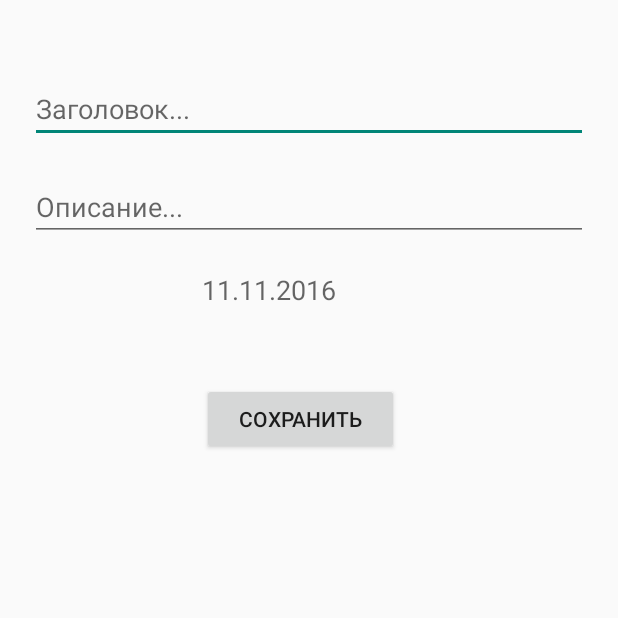
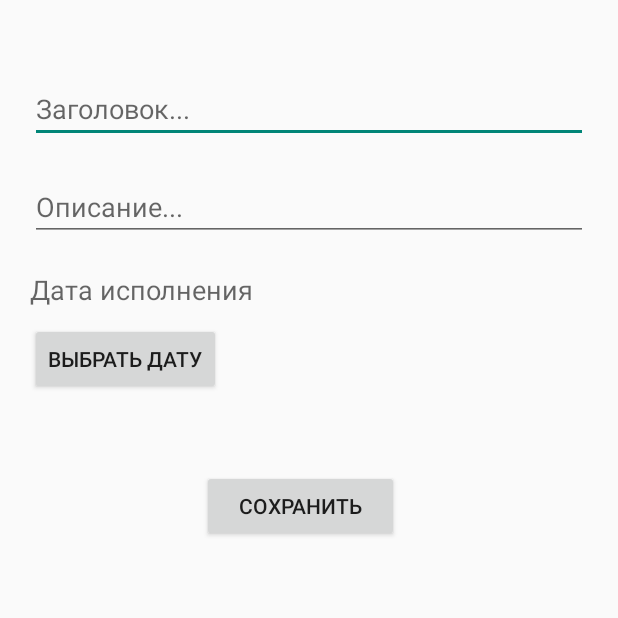
Before and after one commit to TanyaRazor/Notes, an Android app: the AddNote screen opened directly, with no data from a screen before it, on a phone screen of 412 x 824 dp, the top half of it. Run offline under Robolectric (Android 15) with nearby library versions, the phone set to English and light mode, and no system bars.

Commit message:
изменение даты создания на дату исполнения

```diff
--- a/app/src/main/java/tanya/org/ingvin/notes/app/AddNote.java
+++ b/app/src/main/java/tanya/org/ingvin/notes/app/AddNote.java
@@ -21,25 +21,10 @@ public class AddNote extends Activity {
 
     Calendar dateOfCreateNote = Calendar.getInstance();
 
-    public  int yy;
-    public  int mm;
-    public  int dd;
-
-    //TextView createData = ((TextView) findViewById(R.id.createDataView));
-
-
     @Override
     protected void onCreate(Bundle savedInstanceState) {
         super.onCreate(savedInstanceState);
-        setContentView(R.layout.add_note);
-
-        TextView createData = ((TextView) findViewById(R.id.createDataView));
-
-        yy = dateOfCreateNote.get(Calendar.YEAR);
-        mm = dateOfCreateNote.get(Calendar.MONTH)+1;
-        dd = dateOfCreateNote.get(Calendar.DAY_OF_MONTH);
-
-        createData.setText((dd + "." + mm + "." + yy).toString());
+        setContentView(R.layout.temp_note);
     }
 
     public void saveClick(View view) {
@@ -56,4 +41,22 @@ public class AddNote extends Activity {
         setResult(RESULT_OK, intent);
         finish();
     }
+
+    public void onClickDateButton(View view) {
+        new DatePickerDialog(AddNote.this,d,
+                dateOfCreateNote.get(Calendar.YEAR),
+                dateOfCreateNote.get(Calendar.MONTH),
+                dateOfCreateNote.get(Calendar.DAY_OF_MONTH)).show();
+    }
+
+    DatePickerDialog.OnDateSetListener d = new DatePickerDialog.OnDateSetListener(){
+        public void onDateSet(DatePicker view, int year, int monthOfYear, int dayOfMonth){
+            dateOfCreateNote.set(Calendar.YEAR, year);
+            dateOfCreateNote.set(Calendar.MONTH, monthOfYear);
+            dateOfCreateNote.set(Calendar.DAY_OF_MONTH, dayOfMonth);
+
+            TextView createData = ((TextView) findViewById(R.id.createDataView));
+            createData.setText((dayOfMonth + "." + (monthOfYear+1) + "." + year).toString());
+        }
+    };
 }
--- a/app/src/main/res/layout/add_note.xml
+++ b/app/src/main/res/layout/temp_note.xml
@@ -18,12 +18,18 @@
             android:layout_marginLeft="20dp" android:layout_marginTop="10dp" android:layout_marginRight="20dp"
             android:layout_marginBottom="10dp"/>
     <TextView
-            android:layout_width="142dp"
+            android:layout_width="166dp"
             android:layout_height="wrap_content"
             android:textAppearance="?android:attr/textAppearanceMedium"
             android:id="@+id/createDataView" android:layout_marginLeft="20dp"
-            android:layout_marginRight="20dp" android:hint="Дата создания" android:layout_gravity="center_horizontal"
+            android:layout_marginRight="20dp" android:hint="Дата исполнения"
             android:textAlignment="center" android:layout_marginTop="10dp"/>
+    <Button
+            android:layout_width="wrap_content"
+            android:layout_height="wrap_content"
+            android:text="Выбрать дату"
+            android:id="@+id/dateButton" android:layout_marginTop="10dp"
+            android:onClick="onClickDateButton" android:layout_marginRight="5dp" android:layout_marginLeft="20dp"/>
     <Button
             android:layout_width="131dp"
             android:layout_height="wrap_content"
```
Also changed, not shown: app/src/main/res/layout/item.xml (+8 -9 lines), 1 other file.
